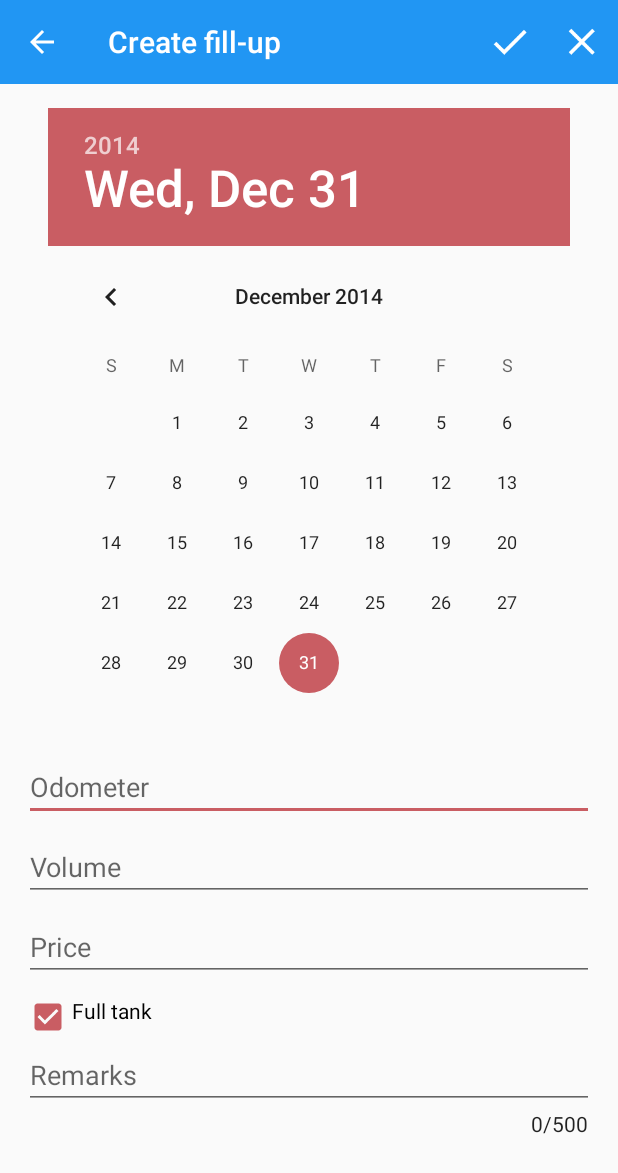
After one commit to jcbaar/MoneyPit, an Android app: the AddOrEditFillupActivity screen opened directly, with no data from a screen before it, on a phone screen of 412 x 824 dp. The commit adds this screen. Shown: the top 1173 px of the screen. Run offline under Robolectric (Android 15) with nearby library versions, the phone set to English and light mode, and no system bars; libraries missing offline, so code that uses them is left out: android.test.suitebuilder; 1 statement that could not run was skipped.

Commit message:
- Added the Add or Edit a fill-up activity.

```diff
--- /dev/null
+++ b/app/src/main/java/com/development/jaba/moneypit/AddOrEditFillupActivity.java
@@ -0,0 +1,224 @@
+package com.development.jaba.moneypit;
+
+import android.content.Intent;
+import android.support.v4.app.NavUtils;
+import android.support.v7.app.ActionBar;
+import android.support.v7.app.ActionBarActivity;
+import android.os.Bundle;
+import android.support.v7.widget.Toolbar;
+import android.view.Menu;
+import android.view.MenuItem;
+import android.widget.CheckBox;
+import android.widget.DatePicker;
+import android.widget.Toast;
+
+import com.development.jaba.database.MoneyPitDbContext;
+import com.development.jaba.model.Car;
+import com.development.jaba.model.Fillup;
+import com.development.jaba.view.EditTextEx;
+
+import java.util.Calendar;
+import java.util.Date;
+
+
+public class AddOrEditFillupActivity extends ActionBarActivity {
+
+    private MoneyPitDbContext mContext;
+    private Fillup mFillupToEdit;
+    private Car mCar;
+    private DatePicker mDate;
+    private EditTextEx mOdometer,
+            mVolume,
+            mPrice,
+            mRemarks;
+    private CheckBox mFullTank;
+
+    @Override
+    protected void onCreate(Bundle savedInstanceState) {
+        super.onCreate(savedInstanceState);
+        setContentView(R.layout.activity_add_or_edit_fillup);
+
+        Toolbar toolbar = (Toolbar) findViewById(R.id.app_bar);
+        setSupportActionBar(toolbar);
+
+        // Set up the action bar.
+        final ActionBar actionBar = getSupportActionBar();
+        actionBar.setHomeButtonEnabled(true);
+        actionBar.setDisplayHomeAsUpEnabled(true);
+        // Extract the Car instance if this Activity is called to edit
+        // an existing Car entity. Otherwise we instantiate a new Car
+        // entity.
+        Bundle b = getIntent().getExtras();
+        if( b != null) {
+            mCar = (Car)b.getSerializable("Car");
+            mFillupToEdit = (Fillup)b.getSerializable("Fillup");
+        }
+
+        if(mFillupToEdit == null) {
+            mFillupToEdit = new Fillup();
+
+            // Link the new fill-up to the car.
+            mFillupToEdit.setCarId(mCar.getId());
+        }
+
+        // Instantiate a database context..
+        mContext = new MoneyPitDbContext(this);
+
+        mDate = (DatePicker)findViewById(R.id.fillupDate);
+        mOdometer = (EditTextEx) findViewById(R.id.fillupOdo);
+        mVolume = (EditTextEx) findViewById(R.id.fillupVolume);
+        mPrice = (EditTextEx) findViewById(R.id.fillupPrice);
+        mRemarks = (EditTextEx) findViewById(R.id.fillupRemark);
+        mFullTank = (CheckBox) findViewById(R.id.fillupFullTank);
+
+        mOdometer.setValidator(new EditTextEx.RequiredValidator(this));
+        mVolume.setValidator(new EditTextEx.RequiredValidator(this));
+        mPrice.setValidator(new EditTextEx.RequiredValidator(this));
+
+        if(mFillupToEdit.getId() != 0) {
+            toUi();
+            setTitle(getString(R.string.title_edit_fillup));
+        }
+        else {
+            setupDate(new Date());
+            mFullTank.setChecked(true);
+            setTitle(getString(R.string.title_create_fillup));
+        }
+    }
+
+    private void setupDate(Date d) {
+        Calendar cal = Calendar.getInstance();
+        cal.setTime(d);
+
+        int year = cal.get(Calendar.YEAR),
+                month = cal.get(Calendar.MONTH),
+                day = cal.get(Calendar.DAY_OF_MONTH);
+
+        mDate.updateDate(year, month, day);
+        mDate.setMaxDate(new Date().getTime());
+    }
+
+    /**
+     * Copies the values from the Fillup entity we are editing to the
+     * UI fields.
+     */
+    private void toUi() {
+        setupDate(mFillupToEdit.getDate());
+        mOdometer.setText(String.valueOf(mFillupToEdit.getOdometer()));
+        mVolume.setText(String.valueOf(mFillupToEdit.getVolume()));
+        mPrice.setText(String.valueOf(mFillupToEdit.getPrice()));
+        mRemarks.setText(mFillupToEdit.getNote());
+//        mFullTank.setChecked(mFillupToEdit.getFullTank()));
+    }
+
+    /**
+     * Copy the values from the UI to the Car entity we are editing.
+     */
+    private void fromUi() {
+        Calendar calDate = Calendar.getInstance();
+
+        if(mFillupToEdit.getId() == 0) {
+            calDate.setTime(new Date());
+            calDate.set(mDate.getYear(), mDate.getMonth(), mDate.getDayOfMonth(),
+                    calDate.get(Calendar.HOUR_OF_DAY),
+                    calDate.get(Calendar.MINUTE),
+                    calDate.get(Calendar.SECOND));
+        }
+        else {
+            calDate.setTime(mFillupToEdit.getDate());
+            calDate.set(mDate.getYear(), mDate.getMonth(), mDate.getDayOfMonth(),
+                    calDate.get(Calendar.HOUR_OF_DAY),
+                    calDate.get(Calendar.MINUTE),
+                    calDate.get(Calendar.SECOND));
+        }
+
+        mFillupToEdit.setDate(calDate.getTime());
+        mFillupToEdit.setFullTank(mFullTank.isChecked());
+        mFillupToEdit.setOdometer(Double.parseDouble(mOdometer.getText().toString()));
+        mFillupToEdit.setVolume(Double.parseDouble(mVolume.getText().toString()));
+        mFillupToEdit.setPrice(Double.parseDouble(mPrice.getText().toString()));
+        mFillupToEdit.setNote(mRemarks.getText().toString());
+    }
+
+    /**
+     * Validate all fields in the UI that require validation.
+     * @return true for a successful validation. false if one or more
+     * of the fields failed validation.
+     */
+    private boolean validateFields() {
+        return mOdometer.validate() &&
+                mVolume.validate() &&
+                mPrice.validate();
+    }
+
+    @Override
+    public boolean onCreateOptionsMenu(Menu menu) {
+        // Inflate the menu; this adds items to the action bar if it is present.
+        getMenuInflater().inflate(R.menu.menu_ok_cancel, menu);
+        return true;
+    }
+
+    @Override
+    public boolean onOptionsItemSelected(MenuItem item) {
+        // Handle action bar item clicks here. The action bar will
+        // automatically handle clicks on the Home/Up button, so long
+        // as you specify a parent activity in AndroidManifest.xml.
+        int id = item.getItemId();
+
+        if (id == R.id.action_ok) {
+            // Validate the fields before we continue.
+            boolean isOk = validateFields();
+            if(isOk) {
+                // Copy the UI contents into the Car entity.
+                fromUi();
+
+                // When we have an ID of 0 here it means that this is a new
+                // Fillup entity.
+                if (mFillupToEdit.getId() == 0) {
+                    // Add the Fillup to the database and store it's ID.
+                    int fillupId = (int) mContext.addFillup(mFillupToEdit);
+                    if (fillupId != 0) {
+                        mFillupToEdit.setId(fillupId);
+                    } else {
+                        // That failed for some reason...
+                        isOk = false;
+                    }
+                } else {
+                    // Update the car entity in the database.
+                    isOk = mContext.updateFillup(mFillupToEdit);
+                }
+
+                if (isOk) {
+                    // We have a successful database transaction. Return the Car entity
+                    // to the calling Activity.
+                    Intent result = new Intent();
+                    result.putExtra("Fillup", mFillupToEdit);
+                    if(getParent() == null) {
+                        setResult(RESULT_OK, result);
+                    }
+                    else {
+                        getParent().setResult(RESULT_OK, result);
+                    }
+                    finish();
+                } else {
+                    Toast.makeText(this, getString(R.string.error_saving_fillup), Toast.LENGTH_SHORT).show();
+                }
+            }
+        }
+        else if (id == R.id.action_cancel) {
+            if(getParent() == null) {
+                setResult(RESULT_CANCELED);
+            }
+            else {
+                getParent().setResult(RESULT_CANCELED);
+            }
+            finish();
+        }
+        else if(id == android.R.id.home) {
+            Intent intent = NavUtils.getParentActivityIntent(this);
+            intent.setFlags(Intent.FLAG_ACTIVITY_CLEAR_TOP|Intent.FLAG_ACTIVITY_SINGLE_TOP);
+            NavUtils.navigateUpTo(this, intent);
+        }
+        return super.onOptionsItemSelected(item);
+    }
+}
--- a/app/src/main/res/layout/activity_add_or_edit_car.xml
+++ b/app/src/main/res/layout/activity_add_or_edit_car.xml
@@ -95,7 +95,7 @@
                             android:layout_height="wrap_content"
                             android:text="@string/carDistanceUnit"
                             android:textSize="@dimen/abc_text_size_small_material"
-                            android:paddingLeft="6dp" />
+                            android:paddingLeft="8dp" />
 
                         <Spinner
                             android:id="@+id/carDistanceUnit"
@@ -115,7 +115,7 @@
                             android:layout_height="wrap_content"
                             android:text="@string/carVolumeUnit"
                             android:textSize="@dimen/abc_text_size_small_material"
-                            android:paddingLeft="6dp" />
+                            android:paddingLeft="8dp" />
 
                         <Spinner
                             android:id="@+id/carVolumeUnit"
--- /dev/null
+++ b/app/src/main/res/layout/activity_add_or_edit_fillup.xml
@@ -0,0 +1,78 @@
+<LinearLayout xmlns:android="http://schemas.android.com/apk/res/android"
+    xmlns:tools="http://schemas.android.com/tools"
+    xmlns:app="http://schemas.android.com/apk/res-auto"
+    android:layout_width="match_parent"
+    android:layout_height="match_parent"
+    android:orientation="vertical"
+    tools:context="com.development.jaba.moneypit.AddOrEditFillupActivity">
+
+    <include
+        android:id="@+id/app_bar"
+        layout="@layout/app_bar" />
+
+    <ScrollView
+        android:layout_width="match_parent"
+        android:layout_height="wrap_content">
+
+        <LinearLayout
+            android:layout_width="match_parent"
+            android:layout_height="match_parent"
+            android:orientation="vertical"
+            android:paddingBottom="@dimen/activity_vertical_margin"
+            android:paddingLeft="@dimen/activity_horizontal_margin"
+            android:paddingRight="@dimen/activity_horizontal_margin"
+            android:paddingTop="@dimen/activity_vertical_margin">
+
+
+            <DatePicker
+                android:layout_width="wrap_content"
+                android:layout_height="wrap_content"
+                android:id="@+id/fillupDate"
+                android:calendarViewShown="false"
+                android:layout_gravity="center_horizontal" />
+
+            <com.development.jaba.view.EditTextEx
+                android:id="@+id/fillupOdo"
+                android:layout_width="match_parent"
+                android:layout_height="wrap_content"
+                android:hint="@string/fillupOdometer"
+                android:inputType="numberDecimal"
+                app:eteErrorColor="@color/errorColor"
+                android:paddingBottom="8dp" />
+
+            <com.development.jaba.view.EditTextEx
+                android:id="@+id/fillupVolume"
+                android:layout_width="match_parent"
+                android:layout_height="wrap_content"
+                android:hint="@string/fillupVolume"
+                android:inputType="numberDecimal"
+                app:eteErrorColor="@color/errorColor"
+                android:paddingBottom="8dp" />
+
+            <com.development.jaba.view.EditTextEx
+                android:id="@+id/fillupPrice"
+                android:layout_width="match_parent"
+                android:layout_height="wrap_content"
+                android:hint="@string/fillupPrice"
+                android:inputType="numberDecimal"
+                app:eteErrorColor="@color/errorColor"
+                android:paddingBottom="8dp" />
+
+            <CheckBox
+                android:id="@+id/fillupFullTank"
+                android:layout_width="wrap_content"
+                android:layout_height="wrap_content"
+                android:text="@string/fillupFullTank"
+                android:paddingBottom="8dp"/>
+
+            <com.development.jaba.view.EditTextEx
+                android:id="@+id/fillupRemark"
+                android:layout_width="match_parent"
+                android:layout_height="wrap_content"
+                android:maxLength="500"
+                android:hint="@string/fillupRemarks"
+                app:eteErrorColor="@color/errorColor"
+                android:paddingBottom="8dp" />
+        </LinearLayout>
+    </ScrollView>
+</LinearLayout>
--- a/app/src/main/res/layout/view_edittext_ex.xml
+++ b/app/src/main/res/layout/view_edittext_ex.xml
@@ -10,7 +10,8 @@
         android:layout_height="wrap_content"
 
         android:paddingLeft="4dp"
-        android:text="Hint" />
+        android:text="Hint"
+        android:textSize="@dimen/abc_text_size_small_material" />
 
     <EditText
         android:id="@+id/editEx_editor"
@@ -31,7 +32,8 @@
             android:layout_weight="1"
             android:paddingLeft="4dp"
             android:text="Error label"
-            android:paddingRight="4dp" />
+            android:paddingRight="4dp"
+            android:textSize="@dimen/abc_text_size_small_material" />
 
         <TextView
             android:id="@+id/editEx_charCount"
@@ -40,7 +42,8 @@
             android:layout_height="wrap_content"
             android:layout_gravity="top|right"
             android:paddingRight="4dp"
-            android:text="0/50" />
+            android:text="0/50"
+            android:textSize="@dimen/abc_text_size_small_material" />
 
     </LinearLayout>
 </LinearLayout>
--- a/app/src/main/res/values/strings.xml
+++ b/app/src/main/res/values/strings.xml
@@ -19,6 +19,7 @@
     <string name="title_edit_car">Edit existing car</string>
     <string name="title_create_car">Create a new car</string>
     <string name="error_saving_car">There was a problem saving the car into the database.</string>
+    <string name="error_saving_fillup">There was a problem saving the fill-up into the database.</string>
     <string name="carVolumeUnit">Volume unit</string>
     <string name="title_activity_main_drawer">MoneyPit</string>
     <string name="navigation_drawer_open">Open navigation drawer</string>
@@ -35,28 +36,34 @@
     <string name="nav_cars">Cars</string>
     <string name="nav_settings">Settings</string>
     <string name="nav_about">About</string>
-
     <string name="longLiter">Liter</string>
     <string name="longImperialGallon">Imperial gallon</string>
     <string name="longGallon">Gallon</string>
     <string name="shortLiter">L</string>
     <string name="shortImperialGallon">gal</string>
     <string name="shortGallon">gal</string>
-
     <string name="longKilometer">Kilometer</string>
     <string name="longMile">Mile</string>
     <string name="shortKilometer">km</string>
     <string name="shortMile">mi</string>
-
     <string name="days">days</string>
     <string name="general_settings">General settings</string>
     <string name="estimate_odo_summary">When checked this will estimate the odometer setting when entering a new fill-up.</string>
     <string name="export_import_pictures_summary">When checked this will include the images when importing and exporting cars.</string>
     <string name="car_list_averages">Avg. %1$s, %2$s per fill-up.</string>
-
     <string name="dialog_yes">Yes</string>
     <string name="dialog_no">No</string>
     <string name="dialog_close">Close</string>
     <string name="dialog_delete_car_title">Delete \'%1$s\'...</string>
     <string name="dialog_delete_car_content">This will delete the car from the database including all of it\'s fill-up information.\n\n<b><i>This can not be undone!</i></b>\n\nAre you sure you want to continue?</string>
+    <string name="fillupOdometer">Odometer</string>
+    <string name="fillupVolume">Volume</string>
+    <string name="fillupPrice">Price</string>
+    <string name="fillupFullTank">Full tank</string>
+    <string name="fillupRemarks">Remarks</string>
+    <string name="title_edit_fillup">Edit fill-up</string>
+    <string name="title_create_fillup">Create fill-up</string>
+    <string name="title_activity_add_or_edit_fillup">AddOrEditFillup</string>
+    <string name="hello_world">Hello world!</string>
+
 </resources>
```
Also changed, not shown: app/src/main/AndroidManifest.xml (+8 -0 lines), app/src/main/java/com/development/jaba/database/MoneyPitDbContext.java (+58 -0 lines), app/src/main/java/com/development/jaba/fragments/CarDetailsFillupsFragment.java (+33 -60 lines), app/src/main/java/com/development/jaba/model/SurroundingFillups.java (added, +44 -0 lines), app/src/main/res/menu/menu_add_or_edit_fillup.xml (added, +7 -0 lines).
